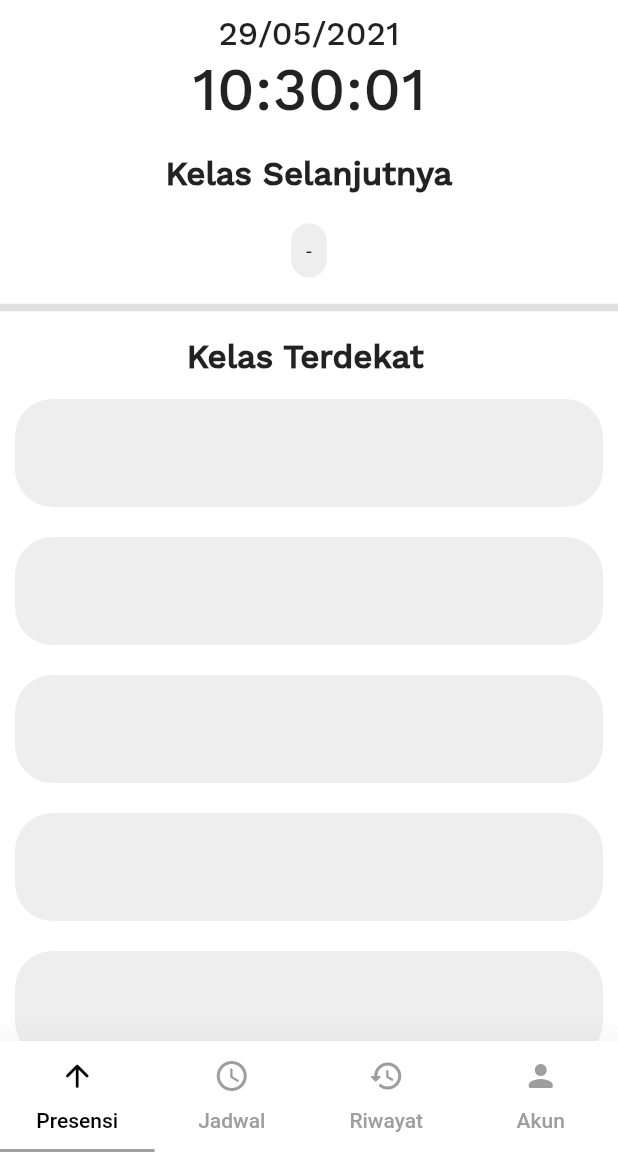
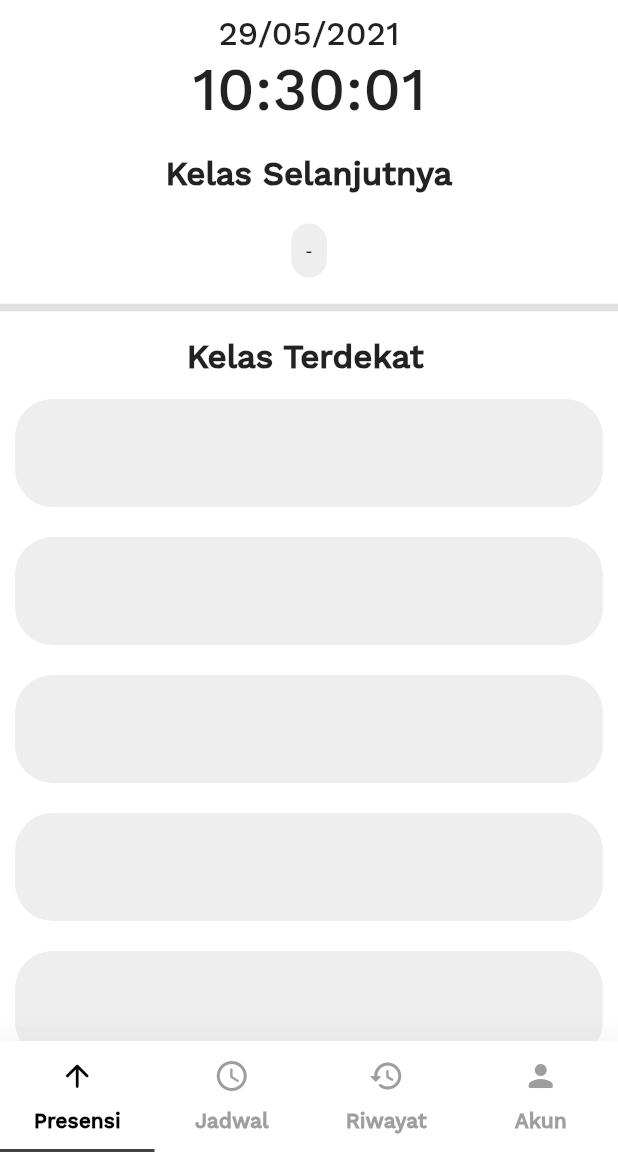
Before and after one commit to NathaVin123/Presensi-BLE-Beacon-Flutter, a Flutter app: the MahasiswaDashboardPage screen opened by its route, on a phone screen of 412 x 824 dp, the part 84-1236 px from its top. Run offline on Flutter 3.47's test engine with Material 2 defaults, Android fonts, the phone set to English and light mode, and no system bars; drawn by our look-alikes of shimmer; our stand-ins replace flutter_blue, fluttertoast, font_awesome_flutter, get, permission_handler, shared_preferences; missing offline and left inert: flutter_beacon, system_setting; accounts and stored records are empty; statements that could not run were skipped; project files that could hold a hidden picture were left out.

Commit message:
Fix Minor.

```diff
--- a/lib/UI/Mahasiswa/MahasiswaDashboardPage.dart
+++ b/lib/UI/Mahasiswa/MahasiswaDashboardPage.dart
@@ -53,8 +53,10 @@ class _MahasiswaDashboardPageState extends State<MahasiswaDashboardPage>
         elevation: 25,
         color: Colors.white,
         child: new TabBar(
+          labelStyle: TextStyle(
+              fontFamily: 'WorkSansMedium', fontWeight: FontWeight.bold),
           controller: controller,
-          indicatorColor: Colors.grey,
+          indicatorColor: Colors.grey[800],
           labelColor: Colors.black,
           unselectedLabelColor: Colors.grey,
           onTap: (value) {
```
Also changed, not shown: lib/main.dart (+0 -61 lines).
